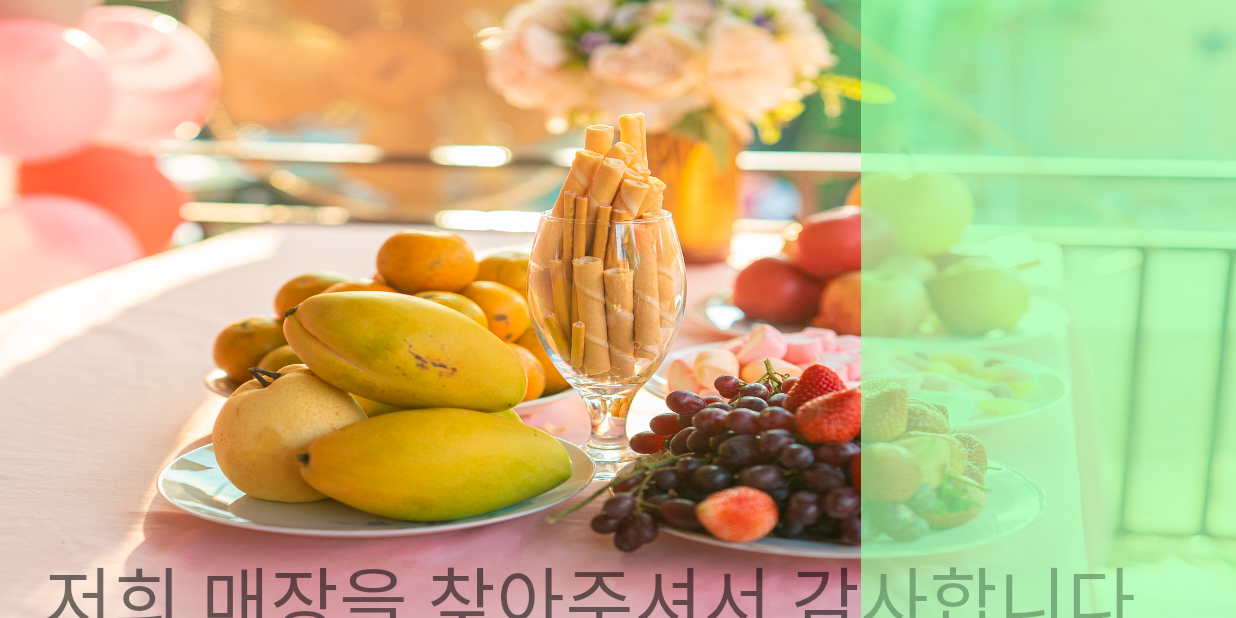
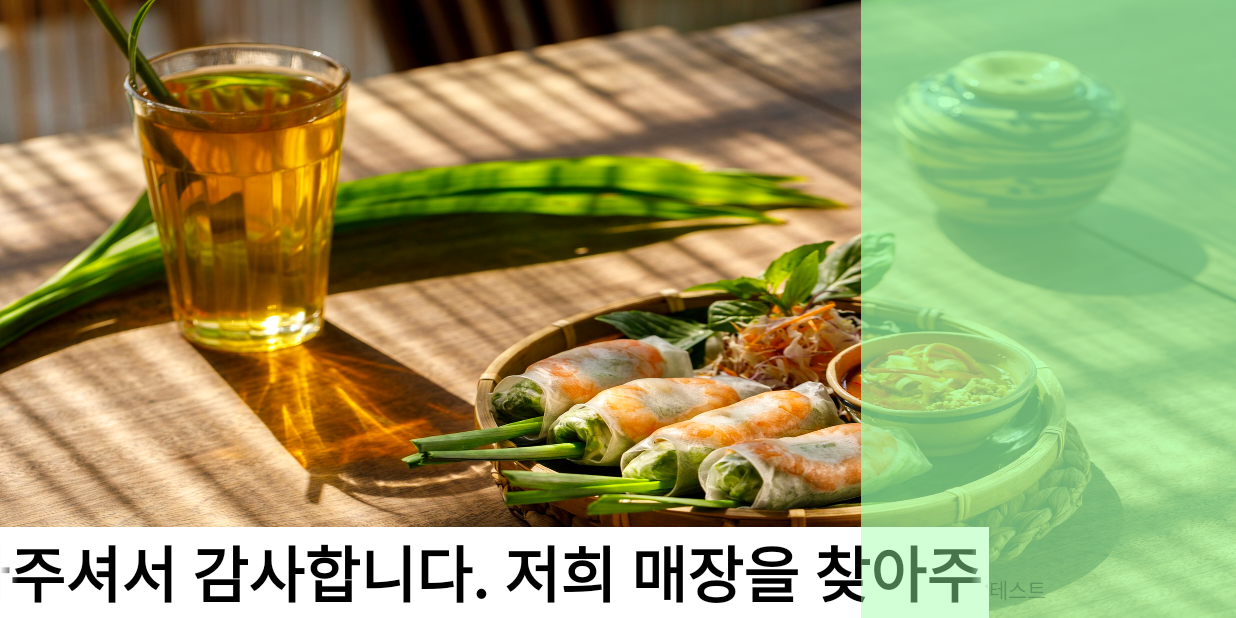
Before and after one commit to union-flowershy/CallView, an Android app: the screen it shows after launch (MainActivity2), on a phone screen of 824 x 412 dp (held sideways). Run offline under Robolectric (Android 15) with nearby library versions, the phone set to English and light mode, and no system bars.

Commit message:
[OFFICE] - 2022. 1!. 01 | 리사이클러뷰 적용 | PM 18:49

```diff
--- a/app/build.gradle
+++ b/app/build.gradle
@@ -2,6 +2,7 @@ plugins {
     id 'com.android.application'
     id 'org.jetbrains.kotlin.android'
     id 'kotlin-android-extensions'
+    id 'com.google.gms.google-services'
 }
 
 android {
@@ -63,4 +64,6 @@ dependencies {
     androidTestImplementation 'androidx.test.espresso:espresso-core:3.4.0'
     implementation platform('com.google.firebase:firebase-bom:30.4.1')
     implementation 'com.google.firebase:firebase-auth-ktx'
+    implementation 'com.google.firebase:firebase-analytics-ktx'
+    implementation "androidx.window:window:1.1.0-alpha03"
 }
--- a/app/src/main/java/com/example/callview/MainActivity2.kt
+++ b/app/src/main/java/com/example/callview/MainActivity2.kt
@@ -1,55 +1,49 @@
 package com.example.callview
 
 import android.annotation.SuppressLint
-import android.app.AlertDialog
-import android.content.DialogInterface
+import android.app.Activity
 import android.content.pm.ActivityInfo
+import android.graphics.Point
+import android.os.Build
 import android.os.Bundle
 import android.os.Handler
+import android.os.Looper
+import android.util.DisplayMetrics
 import android.util.Log
+import android.view.Display
 import android.view.View
-import android.view.animation.Animation
-import android.view.animation.AnimationUtils
 import android.widget.ImageView
 import android.widget.TextView
 import android.widget.ViewFlipper
+import androidx.annotation.RequiresApi
 import androidx.appcompat.app.AppCompatActivity
 import androidx.recyclerview.widget.LinearLayoutManager
-import kotlinx.android.synthetic.main.activity_main.*
 import kotlinx.android.synthetic.main.activity_main2.*
 import java.io.BufferedReader
 import java.io.InputStream
 import java.io.InputStreamReader
 import java.io.PrintWriter
 import java.net.Socket
-import java.util.*
-import kotlin.concurrent.schedule
 
 
 class MainActivity2 : AppCompatActivity() {
 
     var list: ArrayList<String> = ArrayList()
-    lateinit var v_fllipper: ViewFlipper
-    var mHandler: Handler = Handler()
+    private lateinit var textSlide: TextView
+    private lateinit var v_fllipper: ViewFlipper
+    var standardSize_X: Int? = null
+    var standardSize_Y: Int? = null
+    var density: Float? = null
+
+    var mHandler: Handler = Handler(Looper.getMainLooper())
 
     override fun onCreate(savedInstanceState: Bundle?) {
         super.onCreate(savedInstanceState)
 
-//        val textBox = findViewById<TextView>(R.id.textBox)
-
-//        var list: ArrayList<String> = ArrayList()
-//        for(i in 1 until 10) {
-//            list.add(String.format("TEXT %d", i))
-//            Log.e(i.toString(), "번째 작동")
-//        }
-
-        // 텍스트 슬라이드
-        val textSlide: TextView = findViewById(R.id.bottomText)
-            textSlide.isSelected = true
-
         //가로모드고정
         requestedOrientation = ActivityInfo.SCREEN_ORIENTATION_LANDSCAPE;
         setContentView(R.layout.activity_main2)
+
 
         val images = intArrayOf(
             R.drawable.did_img1,
@@ -65,13 +59,44 @@ class MainActivity2 : AppCompatActivity() {
             fllipperImages(image)
         }
 
+        // 텍스트 슬라이드
+        textSlide = findViewById(R.id.bottomText)
+        textSlide.isSelected = true
+
         recyclerView.layoutManager = LinearLayoutManager(this)
         Log.e(list.toString(), "Adapter로 넘어가기 전 list의 수")
 
         thread()
+        getStandardSize()
+    }
+
+    // 스크린 크기값
+    fun getScreenSize(activity: Activity): Point {
+        val display: Display = activity.windowManager.defaultDisplay
+        val size = Point()
+        display.getSize(size)
+
+        Log.e("getScreenSize", "실행")
+        return size
+    }
+
+    fun getStandardSize() {
+        Log.e("getStandardSize", "실행")
+        val ScreenSize: Point = getScreenSize(this)
+        density = resources.displayMetrics.density
+
+        standardSize_X = (ScreenSize.x / density!!).toInt()
+        standardSize_Y = (ScreenSize.y / density!!).toInt()
+
+        bottomText.textSize = (standardSize_X!! / 1).toFloat()
+        bottomText.textSize = (standardSize_Y!! / 10).toFloat()
 
     }
-        // 이미지 슬라이더 구현 메서드
+
+
+
+    // 이미지 슬라이더 구현 메서드
+    @SuppressLint("SuspiciousIndentation")
     private fun fllipperImages(image: Int) {
         val imageView: ImageView = ImageView(this)
                 imageView.setBackgroundResource(image)
--- a/app/src/main/res/layout/activity_main2.xml
+++ b/app/src/main/res/layout/activity_main2.xml
@@ -10,6 +10,7 @@
 
 
     <FrameLayout
+        android:layout_weight="8"
         android:layout_width="match_parent"
         android:layout_height="match_parent">
 
@@ -25,25 +26,40 @@
             android:background="@color/noColor2">
         </ImageView>
 
+        <LinearLayout
+            android:layout_width="match_parent"
+            android:layout_height="wrap_content"
+            android:layout_gravity="bottom"
+            android:weightSum="10">
         <TextView
+            android:layout_weight="2"
             android:id="@+id/bottomText"
             android:layout_width="match_parent"
-            android:layout_height="50dp"
-            android:text="저희 매장을 찾아주셔서 감사합니다.    저희 매장을 찾아주셔서 감사합니다."
+            android:layout_height="wrap_content"
             android:layout_gravity="bottom"
-            android:textSize="50sp"
+            android:background="@color/white"
+            android:ellipsize="marquee"
             android:gravity="center"
-            android:ellipsize="marquee"
+            android:marqueeRepeatLimit="marquee_forever"
             android:singleLine="true"
-            android:marqueeRepeatLimit="marquee_forever"
-            />
+            android:text="@string/bottomText"
+            android:textColor="@color/black"
+            android:textStyle="bold"
+            tools:ignore="DuplicateIds" />
 
+            <TextView
+                android:layout_weight="8"
+                android:id="@+id/bottomText2"
+                android:layout_width="match_parent"
+                android:layout_height="wrap_content"
+                android:layout_gravity="bottom"
+                android:text="테스트"/>
+        </LinearLayout>
 
         <LinearLayout
         android:layout_width="250dp"
         android:layout_height="match_parent"
         android:orientation="vertical"
-        android:weightSum="5"
         android:layout_gravity="right">
 
             <androidx.recyclerview.widget.RecyclerView
--- a/app/src/main/res/values/strings.xml
+++ b/app/src/main/res/values/strings.xml
@@ -4,4 +4,5 @@
     <string name="textview">고객님 음식이</string>
     <string name="textview2">준비되었습니다.</string>
     <string name="_100">100</string>
+    <string name="bottomText">저희 매장을 찾아주셔서 감사합니다.        저희 매장을 찾아주셔서 감사합니다.</string>
 </resources>
--- a/build.gradle
+++ b/build.gradle
@@ -3,4 +3,5 @@ plugins {
     id 'com.android.application' version '7.3.0' apply false
     id 'com.android.library' version '7.3.0' apply false
     id 'org.jetbrains.kotlin.android' version '1.7.10' apply false
+    id 'com.google.gms.google-services' version '4.3.14' apply false    //firebase 추가
 }
```
Also changed, not shown: 1 other file.
